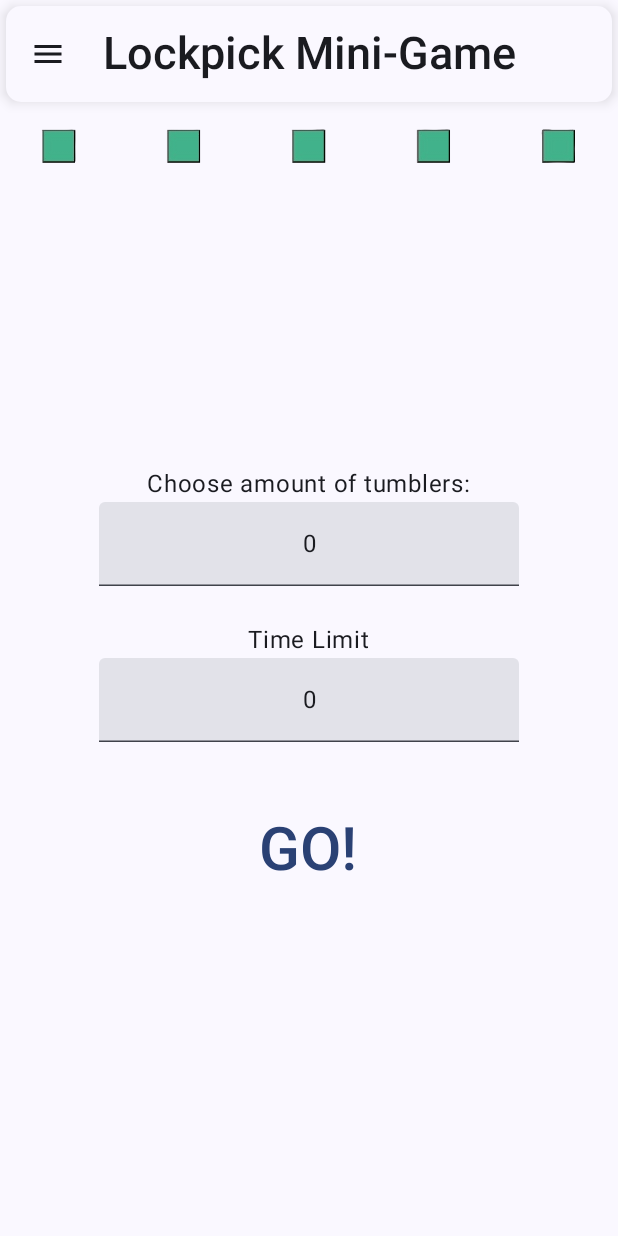
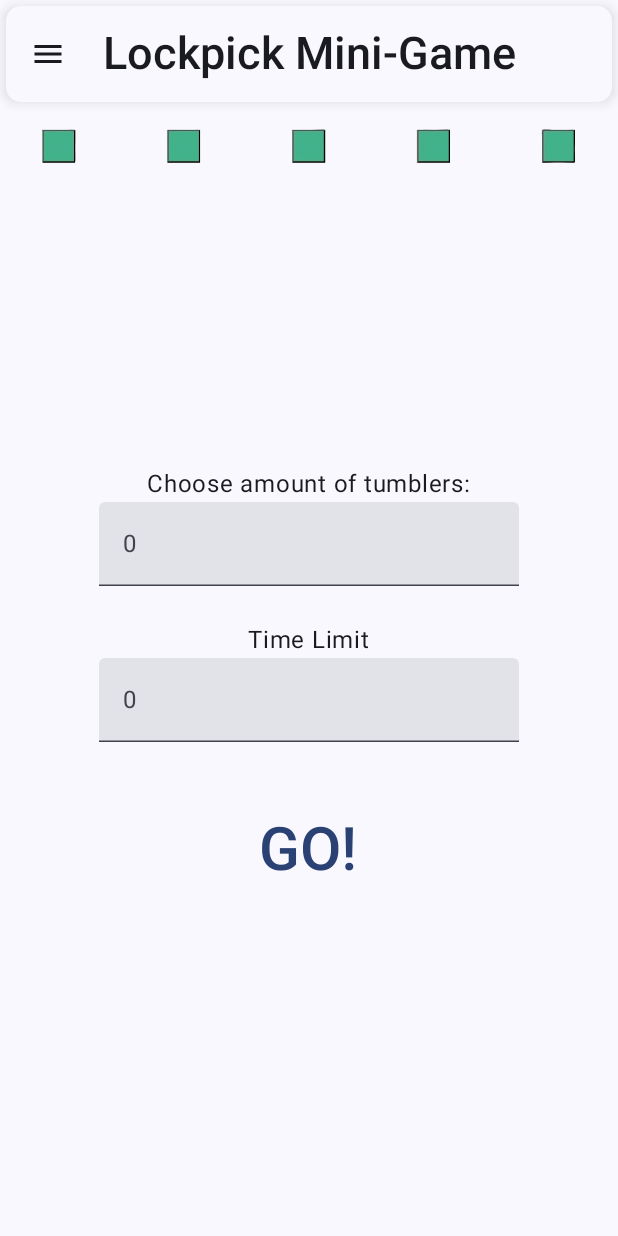
Before and after one commit to FeKent/DND-Lockpick, an Android app built with Jetpack Compose: the screen it shows after launch (MainActivity), on a phone screen of 412 x 824 dp. Run offline under Robolectric (Android 15) with nearby library versions, the phone set to English and light mode, and no system bars.

Commit message:
Update LandingViewModel value types to fix bug on Tumbler TextField

```diff
--- a/app/src/main/java/com/example/dndlockpick/model/LandingScreen.kt
+++ b/app/src/main/java/com/example/dndlockpick/model/LandingScreen.kt
@@ -40,7 +40,6 @@ import androidx.compose.ui.unit.sp
 import androidx.lifecycle.viewmodel.compose.viewModel
 import com.example.dndlockpick.R
 import com.example.dndlockpick.viewmodel.LandingViewModel
-import com.example.dndlockpick.viewmodel.LockpickViewModel
 
 
 @Composable
@@ -49,8 +48,8 @@ fun LandingScreen(
     landingViewModel: LandingViewModel = viewModel(),
     start: (Int) -> Unit,
 ) {
-    val state = landingViewModel.tumbler.collectAsState()
-    val time = landingViewModel.timeLimit.collectAsState()
+    val tumblerState = landingViewModel.tumbler.collectAsState()
+    val timeState = landingViewModel.timeLimit.collectAsState()
 
     Column(Modifier.fillMaxWidth()) {
         LandingScreenBar()
@@ -71,27 +70,34 @@ fun LandingScreen(
         ) {
             Text(text = "Choose amount of tumblers:")
             TextField(
-                value = state.value.toString(),
-                onValueChange = {landingViewModel.tumbler.value = it.toInt(); Log.i("state", state.value.toString())},
+                value = tumblerState.value?.toString() ?: "",
+                onValueChange = {
+                    landingViewModel.tumbler.value = it.toIntOrNull()
+                    Log.i("state", tumblerState.value?.toString() ?: "")
+                },
                 keyboardOptions = KeyboardOptions(
                     keyboardType = KeyboardType.Number,
                     imeAction = ImeAction.Next
                 ),
+                placeholder = { Text(text = "0")},
                 textStyle = LocalTextStyle.current.copy(textAlign = TextAlign.Center)
             )
             Spacer(modifier = Modifier.size(24.dp))
             Text(text = "Time Limit")
             TextField(
-                value = time.value.toString(),
-                onValueChange = { landingViewModel.timeLimit.value = it.toInt() },
+                value = timeState.value?.toString() ?: "",
+                onValueChange = {
+                    landingViewModel.timeLimit.value = it.toIntOrNull()
+                },
                 keyboardOptions = KeyboardOptions(
                     keyboardType = KeyboardType.Decimal,
                     imeAction = ImeAction.Done
                 ),
+                placeholder = { Text(text = "0")},
                 textStyle = LocalTextStyle.current.copy(textAlign = TextAlign.Center)
             )
             Spacer(modifier = Modifier.size(40.dp))
-            TextButton(onClick = { start(landingViewModel.tumbler.value) }) {
+            TextButton(onClick = { start(tumblerState.value ?: 0) }) {
                 Text(text = "GO!", fontSize = 40.sp)
             }
             Spacer(modifier = Modifier.size(24.dp))
--- a/app/src/main/java/com/example/dndlockpick/viewmodel/LandingViewModel.kt
+++ b/app/src/main/java/com/example/dndlockpick/viewmodel/LandingViewModel.kt
@@ -5,7 +5,7 @@ import kotlinx.coroutines.flow.MutableStateFlow
 
 class LandingViewModel(): ViewModel() {
 
-    val tumbler = MutableStateFlow(0)
-    val timeLimit = MutableStateFlow(0)
+    val tumbler = MutableStateFlow<Int?>(null)
+    val timeLimit = MutableStateFlow<Int?>(null)
 
 }
```
